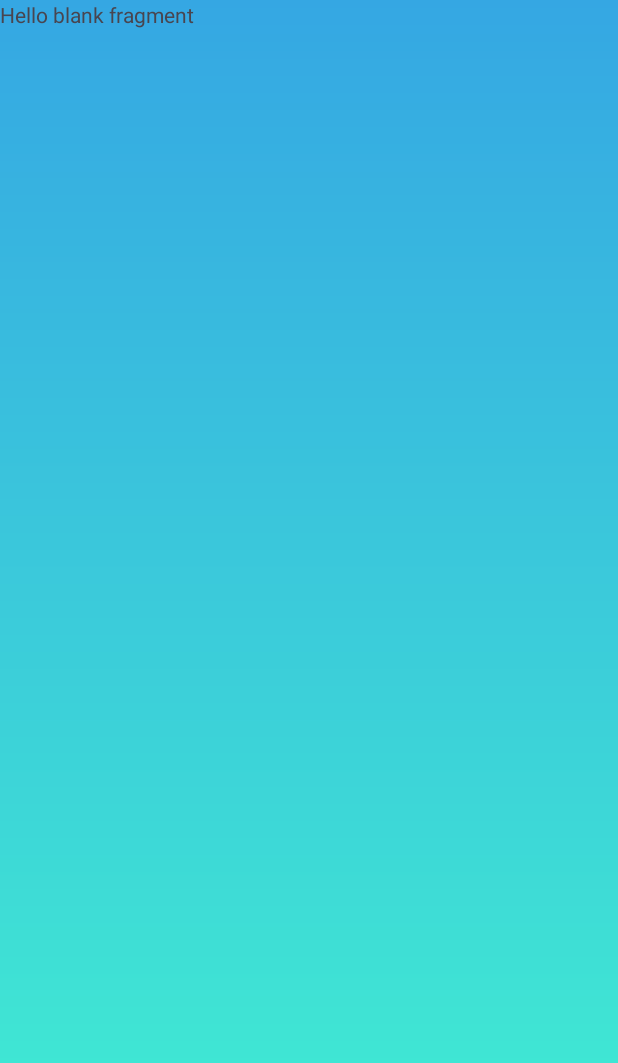
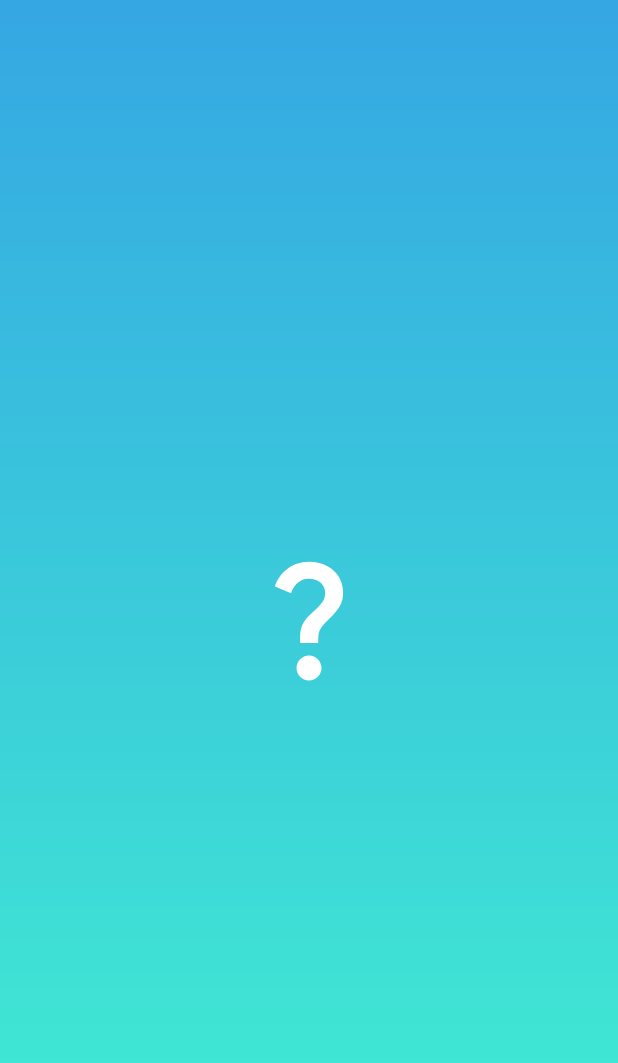
Before and after one commit to MarcosRamos14/Quiz-Game, an Android app: the fragment SplashFragment shown on its own in the app's theme, on a phone screen of 412 x 824 dp. Shown: the top 1063 px of the screen. Run offline under Robolectric (Android 15) with nearby library versions, the phone set to English and light mode, and no system bars.

Commit message:
feat: Implements splash fragment when starting the application.

```diff
--- a/app/src/main/java/com/example/quizgame/ui/splahs/SplashFragment.kt
+++ b/app/src/main/java/com/example/quizgame/ui/splahs/SplashFragment.kt
@@ -3,32 +3,23 @@ package com.example.quizgame.ui.splahs
 import android.os.Bundle
 import android.os.Handler
 import android.os.Looper
+import android.view.View
 import androidx.fragment.app.Fragment
-import android.view.LayoutInflater
-import android.view.View
-import android.view.ViewGroup
+import androidx.navigation.fragment.findNavController
 import com.example.quizgame.R
 import com.example.quizgame.databinding.FragmentSplashBinding
-import net.bytebuddy.asm.Advice.This
 
-class SplashFragment : Fragment() {
+class SplashFragment : Fragment(R.layout.fragment_splash) {
 
     private lateinit var binding: FragmentSplashBinding
 
-    override fun onCreateView(
-        inflater: LayoutInflater, container: ViewGroup?,
-        savedInstanceState: Bundle?
-    ) = FragmentSplashBinding.inflate(inflater, container, false).apply {
-        binding = this
-    }.root
-
     override fun onViewCreated(view: View, savedInstanceState: Bundle?) {
         super.onViewCreated(view, savedInstanceState)
-        Handler(Looper.getMainLooper()).postDelayed(this::navigation, TIME)
-    }
+        binding = FragmentSplashBinding.bind(view)
 
-    private fun navigation() {
-
+        Handler(Looper.getMainLooper()).postDelayed({
+            findNavController().navigate(R.id.action_splashFragment_to_homeFragment)
+        }, TIME)
     }
 
     companion object {
--- /dev/null
+++ b/app/src/main/res/drawable/ic_splash.xml
@@ -0,0 +1,5 @@
+<vector android:height="24dp" android:tint="#FFFFFF"
+    android:viewportHeight="24" android:viewportWidth="24"
+    android:width="24dp" xmlns:android="http://schemas.android.com/apk/res/android">
+    <path android:fillColor="@android:color/white" android:pathData="M11.07,12.85c0.77,-1.39 2.25,-2.21 3.11,-3.44c0.91,-1.29 0.4,-3.7 -2.18,-3.7c-1.69,0 -2.52,1.28 -2.87,2.34L6.54,6.96C7.25,4.83 9.18,3 11.99,3c2.35,0 3.96,1.07 4.78,2.41c0.7,1.15 1.11,3.3 0.03,4.9c-1.2,1.77 -2.35,2.31 -2.97,3.45c-0.25,0.46 -0.35,0.76 -0.35,2.24h-2.89C10.58,15.22 10.46,13.95 11.07,12.85zM14,20c0,1.1 -0.9,2 -2,2s-2,-0.9 -2,-2c0,-1.1 0.9,-2 2,-2S14,18.9 14,20z"/>
+</vector>
--- a/app/src/main/res/layout/fragment_splash.xml
+++ b/app/src/main/res/layout/fragment_splash.xml
@@ -5,10 +5,10 @@
     android:layout_height="match_parent"
     tools:context=".ui.splahs.SplashFragment">
 
-    <!-- TODO: Update blank fragment layout -->
-    <TextView
-        android:layout_width="match_parent"
-        android:layout_height="match_parent"
-        android:text="@string/hello_blank_fragment" />
+    <ImageView
+        android:layout_width="@dimen/_100dp"
+        android:layout_height="@dimen/_100dp"
+        android:src="@drawable/ic_splash"
+        android:layout_gravity="center"/>
 
 </FrameLayout>
--- a/app/src/main/res/values/dimens.xml
+++ b/app/src/main/res/values/dimens.xml
@@ -10,6 +10,7 @@
     <dimen name="_40dp">40dp</dimen>
     <dimen name="_48dp">48dp</dimen>
     <dimen name="_68dp">68dp</dimen>
+    <dimen name="_100dp">100dp</dimen>
 
     <!-- SP -->
     <dimen name="_8sp">8sp</dimen>
--- a/app/src/main/res/values/strings.xml
+++ b/app/src/main/res/values/strings.xml
@@ -6,6 +6,7 @@
 
     <!-- Dialog -->
     <string name="dialog_screen_title">Dialog Nickname</string>
+    <string name="dialog_screen_title_choose_option">Choose Option Dialog Fragment</string>
     <string name="dialog_text_title">Warning</string>
     <string name="dialog_text_button">Play</string>
     <string name="dialog_hint_nick_name">Nick name</string>
@@ -13,6 +14,9 @@
 
     <string name="dialog_btn_confirm">Continue in game</string>
     <string name="dialog_btn_cancel">Leave the game</string>
+
+    <!-- Splash -->
+    <string name="splash_screen_title">Fragment splash</string>
 
     <!-- Home -->
     <string name="home_screen_title">Home</string>
```
Also changed, not shown: app/src/main/res/navigation/main_nav.xml (+15 -2 lines).
